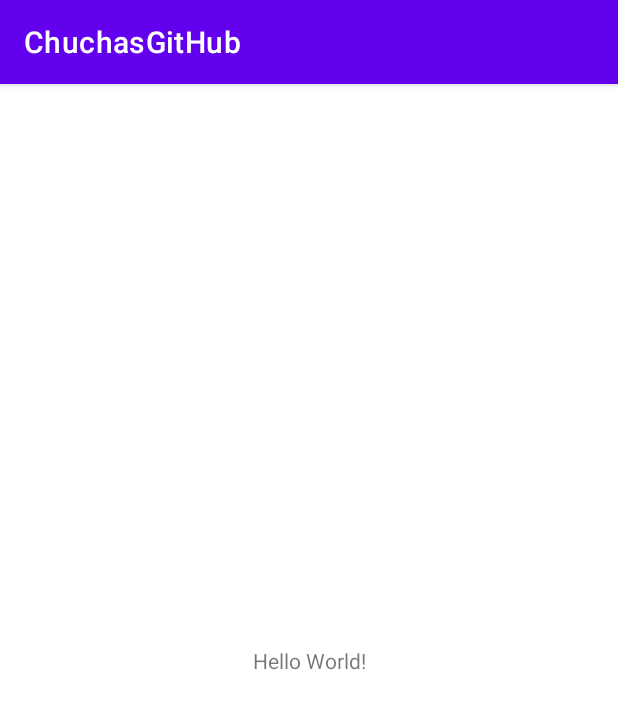
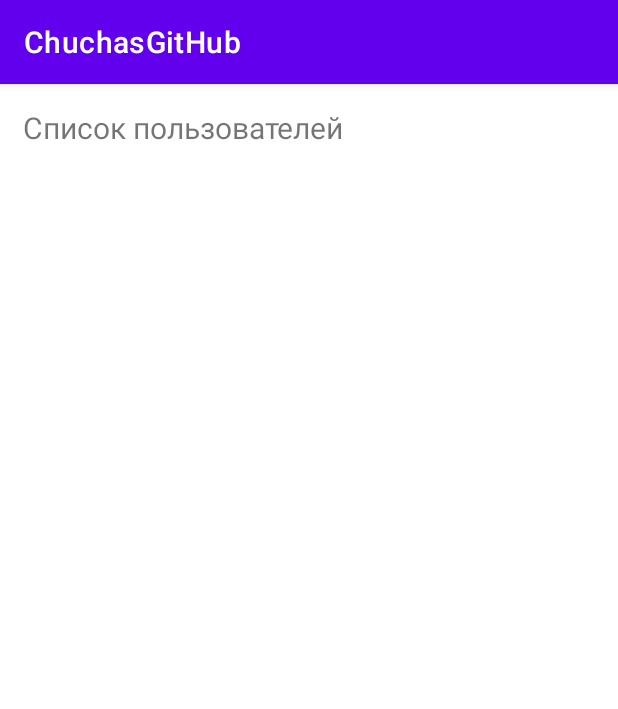
Before and after one commit to BeanNapkin/ChuchasGitHub, an Android app: the screen it shows after launch (MainActivity), on a phone screen of 412 x 824 dp. Shown: the top 709 px of the screen. Run offline under Robolectric (Android 15) with nearby library versions, the phone set to English and light mode, and no system bars.

Commit message:
Create main architecture

```diff
--- a/app/build.gradle
+++ b/app/build.gradle
@@ -42,6 +42,9 @@ dependencies {
     implementation 'androidx.appcompat:appcompat:1.4.1'
     implementation 'com.google.android.material:material:1.5.0'
     implementation 'androidx.constraintlayout:constraintlayout:2.1.3'
+    implementation 'androidx.legacy:legacy-support-v4:1.0.0'
+    implementation 'androidx.lifecycle:lifecycle-livedata-ktx:2.3.1'
+    implementation 'androidx.lifecycle:lifecycle-viewmodel-ktx:2.3.1'
     testImplementation 'junit:junit:4.13.2'
     androidTestImplementation 'androidx.test.ext:junit:1.1.3'
     androidTestImplementation 'androidx.test.espresso:espresso-core:3.4.0'
--- a/app/src/main/AndroidManifest.xml
+++ b/app/src/main/AndroidManifest.xml
@@ -4,6 +4,7 @@
 
     <application
         android:allowBackup="true"
+        android:name=".App"
         android:icon="@mipmap/ic_launcher"
         android:label="@string/app_name"
         android:roundIcon="@mipmap/ic_launcher_round"
--- /dev/null
+++ b/app/src/main/java/pro/fateeva/chuchasgithub/App.kt
@@ -0,0 +1,21 @@
+package pro.fateeva.chuchasgithub
+
+import android.app.Application
+import android.content.Context
+import pro.fateeva.chuchasgithub.data.UserRepository
+import pro.fateeva.chuchasgithub.data.UserRepositoryImpl
+import pro.fateeva.chuchasgithub.domain.UserListUseCase
+import pro.fateeva.chuchasgithub.domain.UserListUseCaseImpl
+
+class App : Application() {
+    private val userRepository: UserRepository by lazy { UserRepositoryImpl() }
+
+    val userListUseCase: UserListUseCase by lazy  {
+        UserListUseCaseImpl(userRepository)
+    }
+}
+
+val Context.app: App
+    get() {
+        return applicationContext as App
+    }
--- a/app/src/main/java/pro/fateeva/chuchasgithub/MainActivity.kt
+++ b/app/src/main/java/pro/fateeva/chuchasgithub/MainActivity.kt
@@ -2,10 +2,21 @@ package pro.fateeva.chuchasgithub
 
 import androidx.appcompat.app.AppCompatActivity
 import android.os.Bundle
+import pro.fateeva.chuchasgithub.databinding.ActivityMainBinding
+import pro.fateeva.chuchasgithub.ui.userList.UserListFragment
 
 class MainActivity : AppCompatActivity() {
+    private lateinit var binding: ActivityMainBinding
+
     override fun onCreate(savedInstanceState: Bundle?) {
         super.onCreate(savedInstanceState)
-        setContentView(R.layout.activity_main)
+
+        binding = ActivityMainBinding.inflate(layoutInflater)
+        val view = binding.root
+        setContentView(view)
+
+        supportFragmentManager.beginTransaction()
+            .replace(R.id.container, UserListFragment.newInstance())
+            .commit()
     }
 }
--- /dev/null
+++ b/app/src/main/java/pro/fateeva/chuchasgithub/data/UserRepository.kt
@@ -0,0 +1,10 @@
+package pro.fateeva.chuchasgithub.data
+
+import pro.fateeva.chuchasgithub.domain.entities.User
+
+interface UserRepository {
+    fun addUser(user: User)
+    fun getUser(id: Int): User?
+    fun deleteUser(user: User)
+    fun deleteAll()
+}
--- /dev/null
+++ b/app/src/main/java/pro/fateeva/chuchasgithub/data/UserRepositoryImpl.kt
@@ -0,0 +1,30 @@
+package pro.fateeva.chuchasgithub.data
+
+import pro.fateeva.chuchasgithub.domain.entities.User
+
+class UserRepositoryImpl : UserRepository {
+
+    private val usersList = mutableListOf<User>(
+        User(0, "Bob", "", listOf("Test", "First", "Notes", "BestApp", "BobsApp") ),
+        User(1, "Mike", "", listOf("MikesApp") ),
+        User(2, "Kate", "", listOf("Katusha", "OloloRepo") ),
+        User(3, "Rita_Margarita", "", listOf("ChuchasApp", "SpaceApp", "NotesApp", "MVPapp", "ChuchaChacha") ),
+        User(4, "Perfect_sun", "", listOf("Sunshine", "Reggy", "Happy") )
+    )
+
+    override fun addUser(user: User) {
+        usersList.add(user)
+    }
+
+    override fun getUser(id: Int) : User? {
+        return usersList[id]
+    }
+
+    override fun deleteUser(user: User) {
+        usersList.remove(user)
+    }
+
+    override fun deleteAll() {
+        usersList.removeAll(usersList)
+    }
+}
--- /dev/null
+++ b/app/src/main/java/pro/fateeva/chuchasgithub/domain/UserListUseCase.kt
@@ -0,0 +1,7 @@
+package pro.fateeva.chuchasgithub.domain
+
+import pro.fateeva.chuchasgithub.domain.entities.User
+
+interface UserListUseCase {
+    fun chooseUser(user: User)
+}
--- /dev/null
+++ b/app/src/main/java/pro/fateeva/chuchasgithub/domain/UserListUseCaseImpl.kt
@@ -0,0 +1,11 @@
+package pro.fateeva.chuchasgithub.domain
+
+import pro.fateeva.chuchasgithub.data.UserRepository
+import pro.fateeva.chuchasgithub.domain.entities.User
+
+class UserListUseCaseImpl(private val repository: UserRepository) : UserListUseCase {
+
+    override fun chooseUser(user: User) {
+        TODO("Not yet implemented")
+    }
+}
--- /dev/null
+++ b/app/src/main/java/pro/fateeva/chuchasgithub/domain/entities/User.kt
@@ -0,0 +1,8 @@
+package pro.fateeva.chuchasgithub.domain.entities
+
+data class User(
+    val id: Int,
+    val name: String,
+    val avatar: String,
+    val listOfRepos: List<String>
+)
--- /dev/null
+++ b/app/src/main/java/pro/fateeva/chuchasgithub/ui/userList/UserListFragment.kt
@@ -0,0 +1,51 @@
+package pro.fateeva.chuchasgithub.ui.userList
+
+import androidx.lifecycle.ViewModelProvider
+import android.os.Bundle
+import androidx.fragment.app.Fragment
+import android.view.LayoutInflater
+import android.view.View
+import android.view.ViewGroup
+import androidx.recyclerview.widget.DiffUtil
+import pro.fateeva.chuchasgithub.app
+import pro.fateeva.chuchasgithub.databinding.UserListFragmentBinding
+
+class UserListFragment : Fragment() {
+
+    private var _binding: UserListFragmentBinding? = null
+    val binding: UserListFragmentBinding
+        get() {
+            return _binding!!
+        }
+
+    override fun onDestroy() {
+        super.onDestroy()
+        _binding = null
+    }
+
+    private val viewModel: UserListViewModel by lazy {
+        ViewModelProvider(this).get(UserListViewModel::class.java).apply {
+            userListUseCase = requireContext().app.userListUseCase
+        }
+    }
+
+    override fun onCreateView(
+        inflater: LayoutInflater, container: ViewGroup?,
+        savedInstanceState: Bundle?
+    ): View? {
+        _binding = UserListFragmentBinding.inflate(inflater, container, false)
+        return binding.root
+    }
+
+    override fun onViewCreated(view: View, savedInstanceState: Bundle?) {
+        super.onViewCreated(view, savedInstanceState)
+
+        viewModel.getUserListLiveData().observe(viewLifecycleOwner) {
+
+        }
+    }
+
+    companion object {
+        fun newInstance() = UserListFragment()
+    }
+}
--- /dev/null
+++ b/app/src/main/java/pro/fateeva/chuchasgithub/ui/userList/UserListViewModel.kt
@@ -0,0 +1,16 @@
+package pro.fateeva.chuchasgithub.ui.userList
+
+import androidx.lifecycle.LiveData
+import androidx.lifecycle.MutableLiveData
+import androidx.lifecycle.ViewModel
+import pro.fateeva.chuchasgithub.domain.UserListUseCase
+import pro.fateeva.chuchasgithub.domain.entities.User
+
+class UserListViewModel() : ViewModel() {
+    lateinit var userListUseCase: UserListUseCase
+    private val mutableLiveData: MutableLiveData<List<User>> = MutableLiveData()
+    val liveData: LiveData<List<User>> = mutableLiveData
+
+
+    fun getUserListLiveData() = liveData
+}
--- a/app/src/main/res/layout/activity_main.xml
+++ b/app/src/main/res/layout/activity_main.xml
@@ -1,18 +1,16 @@
 <?xml version="1.0" encoding="utf-8"?>
-<androidx.constraintlayout.widget.ConstraintLayout xmlns:android="http://schemas.android.com/apk/res/android"
-    xmlns:app="http://schemas.android.com/apk/res-auto"
+<LinearLayout
+    xmlns:android="http://schemas.android.com/apk/res/android"
     xmlns:tools="http://schemas.android.com/tools"
     android:layout_width="match_parent"
     android:layout_height="match_parent"
-    tools:context=".MainActivity">
+    tools:context=".MainActivity"
+    android:orientation="vertical"
+    android:padding="15dp">
 
-    <TextView
-        android:layout_width="wrap_content"
-        android:layout_height="wrap_content"
-        android:text="Hello World!"
-        app:layout_constraintBottom_toBottomOf="parent"
-        app:layout_constraintLeft_toLeftOf="parent"
-        app:layout_constraintRight_toRightOf="parent"
-        app:layout_constraintTop_toTopOf="parent" />
+    <FrameLayout
+        android:id="@+id/container"
+        android:layout_width="match_parent"
+        android:layout_height="match_parent" />
 
-</androidx.constraintlayout.widget.ConstraintLayout>
+</LinearLayout>
--- /dev/null
+++ b/app/src/main/res/layout/user_item.xml
@@ -0,0 +1,22 @@
+<?xml version="1.0" encoding="utf-8"?>
+<LinearLayout
+    xmlns:android="http://schemas.android.com/apk/res/android"
+    xmlns:tools="http://schemas.android.com/tools"
+    android:layout_width="match_parent"
+    android:layout_height="match_parent"
+    android:orientation="vertical">
+
+    <androidx.cardview.widget.CardView
+        android:id="@+id/userCardView"
+        android:layout_width="match_parent"
+        android:layout_height="wrap_content">
+
+        <TextView
+            android:id="@+id/userNameTextView"
+            android:layout_width="wrap_content"
+            android:layout_height="wrap_content"
+            android:text="Иван Иванов"/>
+
+    </androidx.cardview.widget.CardView>
+
+</LinearLayout>
--- /dev/null
+++ b/app/src/main/res/layout/user_list_fragment.xml
@@ -0,0 +1,24 @@
+<?xml version="1.0" encoding="utf-8"?>
+<LinearLayout
+    xmlns:android="http://schemas.android.com/apk/res/android"
+    xmlns:tools="http://schemas.android.com/tools"
+    android:layout_width="match_parent"
+    android:layout_height="match_parent"
+    tools:context=".ui.userList.UserListFragment"
+    android:orientation="vertical">
+
+    <TextView
+        android:layout_width="match_parent"
+        android:layout_height="wrap_content"
+        android:text="@string/list_of_users"
+        android:textSize="20sp"
+        android:layout_marginBottom="10dp"/>
+
+    <androidx.recyclerview.widget.RecyclerView
+        android:id="@+id/recyclerView"
+        android:layout_width="match_parent"
+        android:layout_height="wrap_content"
+        tools:listitem="@layout/user_item"
+        tools:itemCount="10"/>
+
+</LinearLayout>
--- a/app/src/main/res/values/strings.xml
+++ b/app/src/main/res/values/strings.xml
@@ -1,3 +1,4 @@
 <resources>
     <string name="app_name">ChuchasGitHub</string>
+    <string name="list_of_users">Список пользователей</string>
 </resources>
```
Also changed, not shown: 1 other file.
